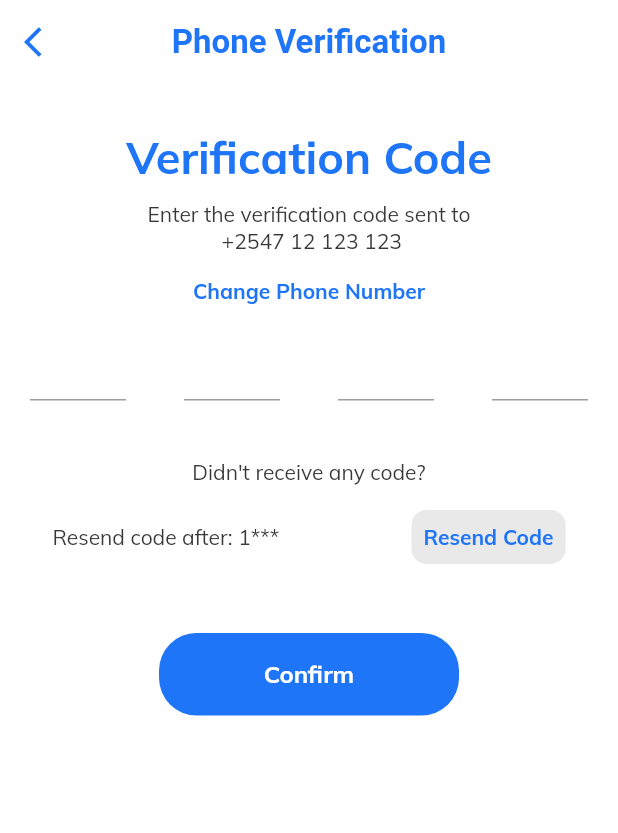
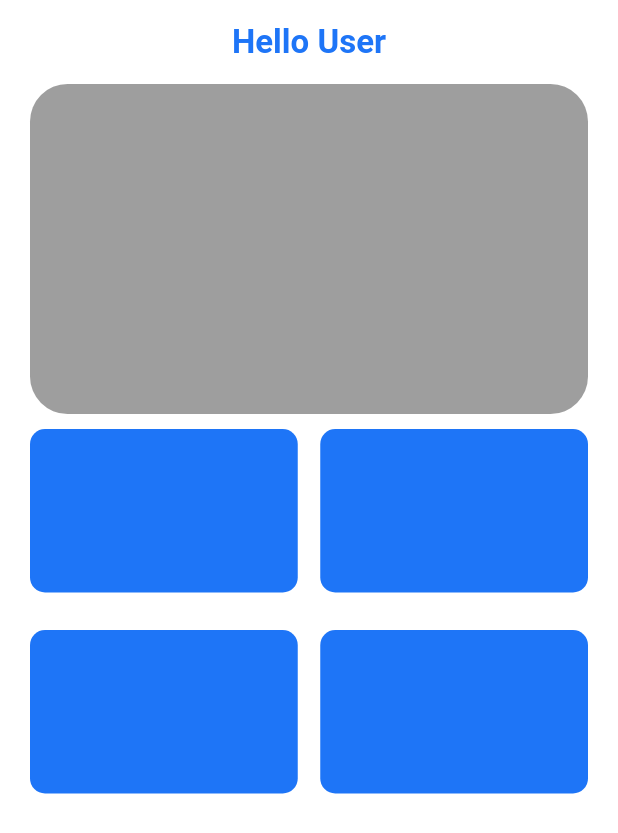
Before and after one commit to redd-stk/Project-X, a Flutter app: the OtpVerification screen opened directly, after a tap on "Confirm", on a phone screen of 412 x 824 dp. Shown: the top 833 px of the screen. Run offline on Flutter 3.47's test engine with Material 2 defaults, Android fonts, the phone set to English and light mode, and no system bars; our stand-ins replace google_maps_flutter.

Commit message:
Added the home Screen

```diff
--- a/lib/constants.dart
+++ b/lib/constants.dart
@@ -1,4 +1,5 @@
 import 'package:flutter/material.dart';
+import 'package:google_maps_flutter/google_maps_flutter.dart';
 // import 'package:project_x/size_config.dart';
 
 const appPrimaryColor = Color.fromARGB(255, 30, 117, 247);
@@ -13,3 +14,4 @@ const headingStyle = TextStyle(
 );
 
 const google_api_key = "AIzaSyBVy1HLRClXnGjKLL-ja-cqwY9T_U85yQY";
+const sourceLocation = LatLng(-0.142565, 35.946346);
--- /dev/null
+++ b/lib/homeScreen/components/Body.dart
@@ -0,0 +1,73 @@
+import 'package:flutter/material.dart';
+
+import '../../constants.dart';
+
+class Body extends StatelessWidget {
+  Body({super.key});
+
+  final List<Map> myGrid =
+      List.generate(4, (index) => {"id": index, "name": "Grid $index"})
+          .toList();
+
+  @override
+  Widget build(BuildContext context) {
+    return SizedBox(
+      width: double.infinity,
+      child: Padding(
+        // padding: EdgeInsets.symmetric(horizontal: getScreenWidth(20)),
+        padding: const EdgeInsets.symmetric(horizontal: 15),
+        child: SingleChildScrollView(
+          child: Column(
+            children: [
+              // SizedBox(height: SizeConfig.screenHeight! * 0.0005),
+              SizedBox(
+                height: 220,
+                child: PageView.builder(
+                    itemCount: 5,
+                    itemBuilder: (context, position) {
+                      return homeCarousel();
+                    }),
+              ),
+              Padding(
+                padding: const EdgeInsets.all(5.0),
+                child: SizedBox(
+                  height: 300,
+                  child: GridView.builder(
+                      gridDelegate:
+                          const SliverGridDelegateWithMaxCrossAxisExtent(
+                              maxCrossAxisExtent: 220,
+                              childAspectRatio: 3 / 2,
+                              crossAxisSpacing: 15,
+                              mainAxisSpacing: 15),
+                      itemCount: myGrid.length,
+                      itemBuilder: ((context, index) {
+                        return Container(
+                          margin: const EdgeInsets.symmetric(vertical: 5),
+                          alignment: Alignment.center,
+                          decoration: BoxDecoration(
+                            color: appPrimaryColor,
+                            borderRadius: BorderRadius.circular(10),
+                          ),
+                        );
+                      })),
+                ),
+              ),
+            ],
+          ),
+        ),
+      ),
+    );
+  }
+}
+
+Widget homeCarousel() {
+  return Container(
+    height: 220,
+    margin: const EdgeInsets.only(left: 5, right: 5),
+    alignment: Alignment.center,
+    decoration: BoxDecoration(
+      color: Colors.grey,
+      borderRadius: BorderRadius.circular(25),
+    ),
+  );
+}
--- /dev/null
+++ b/lib/homeScreen/homeScreen.dart
@@ -0,0 +1,20 @@
+import 'package:flutter/material.dart';
+import 'package:project_x/constants.dart';
+
+import 'components/Body.dart';
+
+class HomeScreen extends StatelessWidget {
+  HomeScreen({super.key});
+
+  @override
+  Widget build(BuildContext context) {
+    return Scaffold(
+      appBar: AppBar(
+        title: const Text("Hello User"),
+        centerTitle: true,
+        automaticallyImplyLeading: false,
+      ),
+      body: Body(),
+    );
+  }
+}
--- a/lib/mapScreen/mapScreen.dart
+++ b/lib/mapScreen/mapScreen.dart
@@ -3,17 +3,24 @@ import 'dart:async';
 import 'package:flutter/material.dart';
 import 'package:google_maps_flutter/google_maps_flutter.dart';
 
-class MapScreen extends StatelessWidget {
-  MapScreen({super.key});
+class MapScreen extends StatefulWidget {
+  const MapScreen({super.key});
 
+  @override
+  State<MapScreen> createState() => _MapScreenState();
+}
+
+class _MapScreenState extends State<MapScreen> {
   final Completer<GoogleMapController> _controller = Completer();
 
   static const LatLng sourceLocation = LatLng(-0.142565, 35.946346);
 
   @override
   Widget build(BuildContext context) {
-    return GoogleMap(
-      initialCameraPosition: CameraPosition(target: sourceLocation, zoom: 14.5),
+    return const Scaffold(
+      body: GoogleMap(
+          initialCameraPosition:
+              CameraPosition(target: sourceLocation, zoom: 14.5)),
     );
   }
 }
--- a/lib/screens/otpVerificationScreen/components/Body.dart
+++ b/lib/screens/otpVerificationScreen/components/Body.dart
@@ -1,5 +1,6 @@
 import 'package:flutter/material.dart';
-import 'package:project_x/extra%20components/defaultButton.dart';
+import 'package:project_x/homeScreen/homeScreen.dart';
+import 'package:project_x/mapScreen/mapScreen.dart';
 
 import '../../../constants.dart';
 import 'otpForm.dart';
@@ -19,7 +20,7 @@ class Body extends StatelessWidget {
             children: [
               // SizedBox(height: SizeConfig.screenHeight! * 0.0005),
               const SizedBox(height: 30),
-              Text(
+              const Text(
                 "Verification Code",
                 style: headingStyle,
               ),
@@ -75,7 +76,10 @@ class Body extends StatelessWidget {
                 width: 200,
                 height: 55,
                 child: TextButton(
-                  onPressed: () {},
+                  onPressed: () {
+                    Navigator.push(context,
+                        MaterialPageRoute(builder: (context) => HomeScreen()));
+                  },
                   style: ButtonStyle(
                     backgroundColor: MaterialStateProperty.all<Color>(
                         const Color.fromARGB(255, 30, 117, 247)),
--- a/lib/screens/signInScreen/components/Body.dart
+++ b/lib/screens/signInScreen/components/Body.dart
@@ -27,7 +27,7 @@ class Body extends StatelessWidget {
                 child: Image.asset("assets/images/logo.jpeg"),
               ),
               const SizedBox(height: 15),
-              Text(
+              const Text(
                 "Welcome Back",
                 style: headingStyle,
               ),
--- a/pubspec.yaml
+++ b/pubspec.yaml
@@ -38,8 +38,6 @@ dependencies:
     sdk: flutter
   flutter_polyline_points: ^1.0.0
   flutter_svg: ^1.1.5
-  geocoding: ^2.0.5
-  geolocator: ^9.0.2
   google_maps_flutter: ^2.2.3
   image_picker: ^0.8.4+11
 
```
Also changed, not shown: pubspec.lock, 1 other file.
